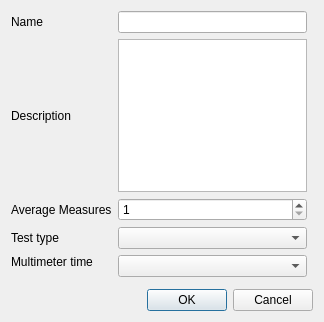
Qt form zeropreferences.ui (froque/AeroIST) before a commit.
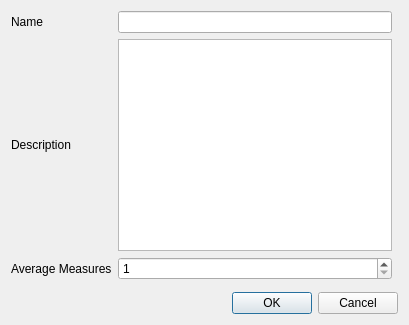
The same form after that commit.

Commit message:
added options to each variable save and load variable options in xml added configuration to measurements and zero preferences renamed some variable interface functions added test for relation between zero and measurement
TODO: order of variables
TODO: rethink layout of measurements and zero preferences

What changed in the file:
```diff
--- a/zeropreferences.ui
+++ b/zeropreferences.ui
@@ -6,8 +6,8 @@
    <rect>
     <x>0</x>
     <y>0</y>
-    <width>324</width>
-    <height>322</height>
+    <width>409</width>
+    <height>325</height>
    </rect>
   </property>
   <property name="maximumSize">
@@ -58,37 +58,9 @@
     </widget>
    </item>
    <item row="4" column="0">
-    <widget class="QLabel" name="labelMatrix">
-     <property name="text">
-      <string>Test type</string>
-     </property>
-    </widget>
-   </item>
-   <item row="4" column="1">
-    <widget class="QComboBox" name="combo_matrix">
-     <property name="toolTip">
-      <string>The type of test being made. Either in  midle section or bottom of the section</string>
-     </property>
-    </widget>
-   </item>
-   <item row="5" column="0">
-    <widget class="QLabel" name="labelDVMTime">
-     <property name="text">
-      <string>Multimeter time</string>
-     </property>
-    </widget>
-   </item>
-   <item row="5" column="1" rowspan="2">
-    <widget class="QComboBox" name="combo_dvm_time">
-     <property name="currentIndex">
-      <number>-1</number>
-     </property>
-    </widget>
-   </item>
-   <item row="7" column="0">
     <widget class="QWidget" name="widget" native="true"/>
    </item>
-   <item row="8" column="0" rowspan="2" colspan="3">
+   <item row="5" column="0" rowspan="2" colspan="3">
     <widget class="QDialogButtonBox" name="buttonBox">
      <property name="orientation">
       <enum>Qt::Horizontal</enum>
```
Left out of the diff: 2 changed lines with no effect on the pictures. The commit also changes 42 other files.
